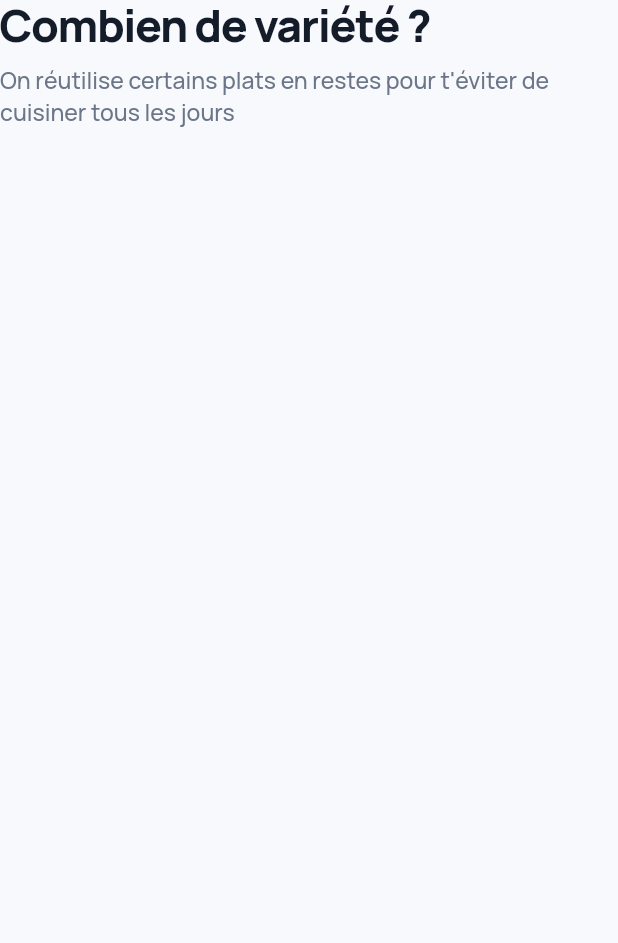
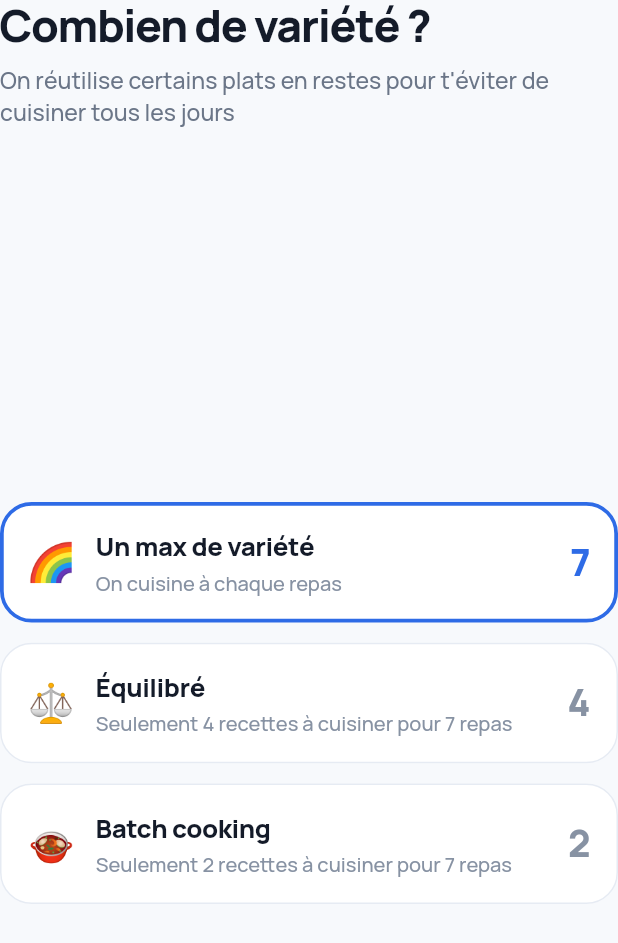
Before and after one commit to Socrate-bit/tably, a Flutter app: the DiversityStep widget shown alone on an empty page, opened directly with empty values, on a phone screen of 412 x 824 dp. Shown: the top 943 px of the screen. Run offline on Flutter 3.47's test engine with Material 3 defaults, Android fonts, the phone set to English and light mode, and no system bars; our stand-ins replace cloud_firestore, cloud_functions, equatable, firebase_auth, firebase_core, flutter_bloc and 5 more; missing offline and left inert: liquid_glass_widgets, posthog_flutter, superwallkit_flutter; accounts and stored records are empty; network calls fail.

Commit message:
Fix preferences spacing and add the variety setting
The option grids picked up the floating tab bar's bottom inset from
MediaQuery, leaving a large gap under each one; they now use zero padding.

Variety (chosen during onboarding) can now be changed from Preferences.
The cards are shared with the onboarding step via VarietyOptions, and the
per-level recipe counts moved onto UserProfile.

Co-Authored-By: Claude Opus 5.5 (1M context) <noreply@anthropic.com>

```diff
--- a/lib/features/onboarding/screen/onboarding_screen.dart
+++ b/lib/features/onboarding/screen/onboarding_screen.dart
@@ -180,9 +180,7 @@ class _StepsView extends StatelessWidget {
         onSelected: cubit.setMealsPerDay,
       ),
       StepKind.diversity => DiversityStep(
-        recipes: state.varietyRecipes,
-        selectedCount: state.draft.recipesToCook,
-        mealCount: state.draft.mealCount,
+        profile: state.draft,
         onSelected: cubit.setVariety,
       ),
       StepKind.slider => BudgetStep(
--- a/lib/features/onboarding/widget/steps/simple_steps.dart
+++ b/lib/features/onboarding/widget/steps/simple_steps.dart
@@ -11,6 +11,8 @@ import '../../../../core/widget/household_stepper.dart';
 import '../../../../core/widget/surface_card.dart';
 import '../../../../l10n/app_localizations.dart';
 import '../../../plan/widget/meals_per_day_options.dart';
+import '../../../plan/widget/variety_options.dart';
+import '../../../preferences/model/user_profile.dart';
 
 /// "comment tu t'appelles ?" — a single rounded text field.
 class NameStep extends StatefulWidget {
@@ -145,20 +147,9 @@ class MealsStep extends StatelessWidget {
 /// "Combien de variété ?" — up to three levels, each showing how many
 /// recipes it means cooking; the other meals are leftovers.
 class DiversityStep extends StatelessWidget {
-  const DiversityStep({
-    super.key,
-    required this.recipes,
-    required this.selectedCount,
-    required this.mealCount,
-    required this.onSelected,
-  });
+  const DiversityStep({super.key, required this.profile, required this.onSelected});
 
-  /// Recipes to cook for each level offered.
-  final Map<Variety, int> recipes;
-
-  /// Recipes the current choice cooks; a merged level is checked through it.
-  final int selectedCount;
-  final int mealCount;
+  final UserProfile profile;
   final ValueChanged<Variety> onSelected;
 
   @override
@@ -175,77 +166,10 @@ class DiversityStep extends StatelessWidget {
           child: Column(
             mainAxisAlignment: MainAxisAlignment.center,
             crossAxisAlignment: CrossAxisAlignment.stretch,
-            children: [
-              for (final (index, MapEntry(key: variety, value: count)) in recipes.entries.indexed) ...[
-                if (index > 0) SizedBox(height: 14.h),
-                _VarietyCard(
-                  variety: variety,
-                  count: count,
-                  mealCount: mealCount,
-                  checked: count == selectedCount,
-                  onTap: () => onSelected(variety),
-                ),
-              ],
-            ],
+            children: [VarietyOptions(profile: profile, onSelected: onSelected)],
           ),
         ),
       ],
-    );
-  }
-}
-
-/// One variety level: emoji, name, what it means for the week, and a big
-/// recipe count on the right.
-class _VarietyCard extends StatelessWidget {
-  const _VarietyCard({
-    required this.variety,
-    required this.count,
-    required this.mealCount,
-    required this.checked,
-    required this.onTap,
-  });
-
-  final Variety variety;
-  final int count;
-  final int mealCount;
-  final bool checked;
-  final VoidCallback onTap;
-
-  @override
-  Widget build(BuildContext context) {
-    final l10n = AppL10n.of(context);
-    return SurfaceCard(
-      onTap: onTap,
-      padding: EdgeInsets.symmetric(horizontal: 18.w, vertical: 18.h),
-      borderColor: checked ? AppColors.brand : AppColors.border,
-      borderWidth: checked ? 2.5 : 1,
-      child: Row(
-        children: [
-          Text(variety.icon, style: AppTextStyles.emojiIcon.copyWith(fontSize: 26.sp)),
-          SizedBox(width: 14.w),
-          Expanded(
-            child: Column(
-              crossAxisAlignment: CrossAxisAlignment.start,
-              children: [
-                Text(l10n.varietyName(variety), style: AppTextStyles.optionRow),
-                SizedBox(height: 2.h),
-                Text(
-                  count == mealCount ? l10n.diversityAllDifferent : l10n.diversityDetailReuse(count, mealCount),
-                  style: AppTextStyles.metaMuted.copyWith(color: AppColors.textQuaternary),
-                ),
-              ],
-            ),
-          ),
-          SizedBox(width: 12.w),
-          Text(
-            '$count',
-            style: AppTextStyles.optionRow.copyWith(
-              fontSize: 26.sp,
-              color: checked ? AppColors.brand : AppColors.textQuaternary,
-            ),
-          ),
-        ],
-      ),
     );
   }
 }
--- /dev/null
+++ b/lib/features/plan/widget/variety_options.dart
@@ -0,0 +1,96 @@
+import 'package:flutter/material.dart';
+import 'package:flutter_screenutil/flutter_screenutil.dart';
+
+import '../../../core/model/preference_option.dart';
+import '../../../core/theme/app_theme.dart';
+import '../../../core/util/option_labels.dart';
+import '../../../core/widget/surface_card.dart';
+import '../../../l10n/app_localizations.dart';
+import '../../preferences/model/user_profile.dart';
+
+/// Up to three variety levels, each showing how many recipes it means cooking
+/// for [profile]'s week; the other meals are leftovers.
+class VarietyOptions extends StatelessWidget {
+  const VarietyOptions({super.key, required this.profile, required this.onSelected, this.spacing});
+
+  final UserProfile profile;
+  final ValueChanged<Variety> onSelected;
+  final double? spacing;
+
+  @override
+  Widget build(BuildContext context) {
+    return Column(
+      crossAxisAlignment: CrossAxisAlignment.stretch,
+      mainAxisSize: MainAxisSize.min,
+      children: [
+        for (final (index, MapEntry(key: variety, value: count)) in profile.varietyRecipes.entries.indexed) ...[
+          if (index > 0) SizedBox(height: spacing ?? 14.h),
+          _VarietyCard(
+            variety: variety,
+            count: count,
+            mealCount: profile.mealCount,
+            // A merged level is checked through the count it shares.
+            checked: count == profile.recipesToCook,
+            onTap: () => onSelected(variety),
+          ),
+        ],
+      ],
+    );
+  }
+}
+
+/// One variety level: emoji, name, what it means for the week, and a big
+/// recipe count on the right.
+class _VarietyCard extends StatelessWidget {
+  const _VarietyCard({
+    required this.variety,
+    required this.count,
+    required this.mealCount,
+    required this.checked,
+    required this.onTap,
+  });
+
+  final Variety variety;
+  final int count;
+  final int mealCount;
+  final bool checked;
+  final VoidCallback onTap;
+
+  @override
+  Widget build(BuildContext context) {
+    final l10n = AppL10n.of(context);
+    return SurfaceCard(
+      onTap: onTap,
+      padding: EdgeInsets.symmetric(horizontal: 18.w, vertical: 18.h),
+      borderColor: checked ? AppColors.brand : AppColors.border,
+      borderWidth: checked ? 2.5 : 1,
+      child: Row(
+        children: [
+          Text(variety.icon, style: AppTextStyles.emojiIcon.copyWith(fontSize: 26.sp)),
+          SizedBox(width: 14.w),
+          Expanded(
+            child: Column(
+              crossAxisAlignment: CrossAxisAlignment.start,
+              children: [
+                Text(l10n.varietyName(variety), style: AppTextStyles.optionRow),
+                SizedBox(height: 2.h),
+                Text(
+                  count == mealCount ? l10n.diversityAllDifferent : l10n.diversityDetailReuse(count, mealCount),
+                  style: AppTextStyles.metaMuted.copyWith(color: AppColors.textQuaternary),
+                ),
+              ],
+            ),
+          ),
+          SizedBox(width: 12.w),
+          Text(
+            '$count',
+            style: AppTextStyles.optionRow.copyWith(
+              fontSize: 26.sp,
+              color: checked ? AppColors.brand : AppColors.textQuaternary,
+            ),
+          ),
+        ],
+      ),
+    );
+  }
+}
--- a/lib/features/preferences/cubit/profile_cubit.dart
+++ b/lib/features/preferences/cubit/profile_cubit.dart
@@ -96,6 +96,9 @@ class ProfileCubit extends Cubit<ProfileState> {
         changed: 'mealsPerDay',
       );
 
+  Future<void> setVariety(Variety variety) =>
+      _update(state.profile.copyWith(variety: variety), changed: 'variety');
+
   Future<void> setBudget(double budget) =>
       _update(state.profile.copyWith(budget: budget), changed: 'budget');
 
--- a/lib/features/preferences/model/user_profile.dart
+++ b/lib/features/preferences/model/user_profile.dart
@@ -91,6 +91,17 @@ class UserProfile extends Equatable {
         Variety.balanced => (mealCount + 1) ~/ 2,
         Variety.low => (mealCount + 3) ~/ 4,
       };
+
+  /// Dishes each variety level would cook this week. Levels that land on the
+  /// same count as a higher one are dropped, so every choice differs.
+  Map<Variety, int> get varietyRecipes {
+    final counts = <Variety, int>{};
+    for (final v in Variety.values) {
+      final count = copyWith(variety: v).recipesToCook;
+      if (!counts.containsValue(count)) counts[v] = count;
+    }
+    return counts;
+  }
 
   /// The name to greet the user with, falling back to a generic chef.
   String displayName(String fallback) => name.trim().isEmpty ? fallback : name.trim();
--- a/lib/features/preferences/widget/preference_grid.dart
+++ b/lib/features/preferences/widget/preference_grid.dart
@@ -53,6 +53,8 @@ class PreferenceGrid<T extends Enum> extends StatelessWidget {
       crossAxisCount: 2,
       shrinkWrap: true,
       physics: const NeverScrollableScrollPhysics(),
+      // Otherwise the grid pads itself with the tab bar inset from MediaQuery.
+      padding: EdgeInsets.zero,
       crossAxisSpacing: 12.w,
       mainAxisSpacing: 12.h,
       childAspectRatio: 1.42,
--- a/lib/l10n/app_en.arb
+++ b/lib/l10n/app_en.arb
@@ -422,6 +422,7 @@
   "recipeReplaceMeal": "Replace this meal",
   "prefsMealsPerDay": "Meals per day",
   "prefsMealsPerDaySub": "Dishes are reused as leftovers to keep the number of recipes down",
+  "prefsVariety": "Variety",
   "mockCostShort": "EST. COST",
   "mockTapShort": "TAP"
 }
--- a/lib/l10n/app_fr.arb
+++ b/lib/l10n/app_fr.arb
@@ -560,6 +560,7 @@
   "recipeReplaceMeal": "Remplacer ce repas",
   "prefsMealsPerDay": "Repas par jour",
   "prefsMealsPerDaySub": "Les plats sont réutilisés en restes pour limiter le nombre de recettes",
+  "prefsVariety": "Variété",
   "mockCostShort": "COÛT EST.",
   "mockTapShort": "APPUYER"
 }
--- a/lib/l10n/app_localizations.dart
+++ b/lib/l10n/app_localizations.dart
@@ -2071,6 +2071,12 @@ abstract class AppL10n {
   /// **'Les plats sont réutilisés en restes pour limiter le nombre de recettes'**
   String get prefsMealsPerDaySub;
 
+  /// No description provided for @prefsVariety.
+  ///
+  /// In fr, this message translates to:
+  /// **'Variété'**
+  String get prefsVariety;
+
   /// No description provided for @mockCostShort.
   ///
   /// In fr, this message translates to:
--- a/lib/l10n/app_localizations_en.dart
+++ b/lib/l10n/app_localizations_en.dart
@@ -1107,6 +1107,9 @@ class AppL10nEn extends AppL10n {
       'Dishes are reused as leftovers to keep the number of recipes down';
 
   @override
+  String get prefsVariety => 'Variety';
+
+  @override
   String get mockCostShort => 'EST. COST';
 
   @override
--- a/lib/l10n/app_localizations_fr.dart
+++ b/lib/l10n/app_localizations_fr.dart
@@ -1118,6 +1118,9 @@ class AppL10nFr extends AppL10n {
       'Les plats sont réutilisés en restes pour limiter le nombre de recettes';
 
   @override
+  String get prefsVariety => 'Variété';
+
+  @override
   String get mockCostShort => 'COÛT EST.';
 
   @override
```
Also changed, not shown: lib/features/onboarding/cubit/onboarding_state.dart (+0 -11 lines), lib/features/preferences/screen/preferences_screen.dart (+13 -0 lines).
